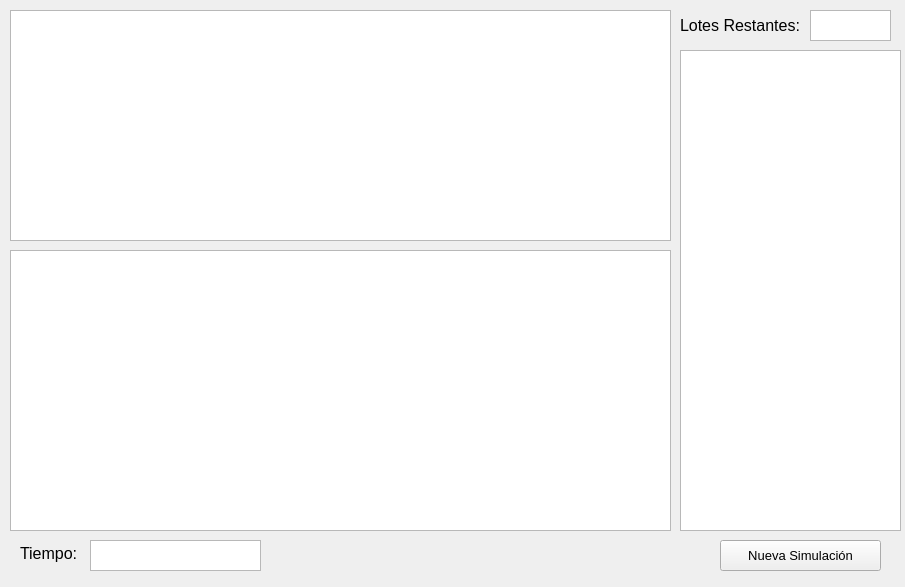
The window that Simulacion.ui (MasterDigimon/Sem_SO) describes before a commit, drawn with Qt 5.
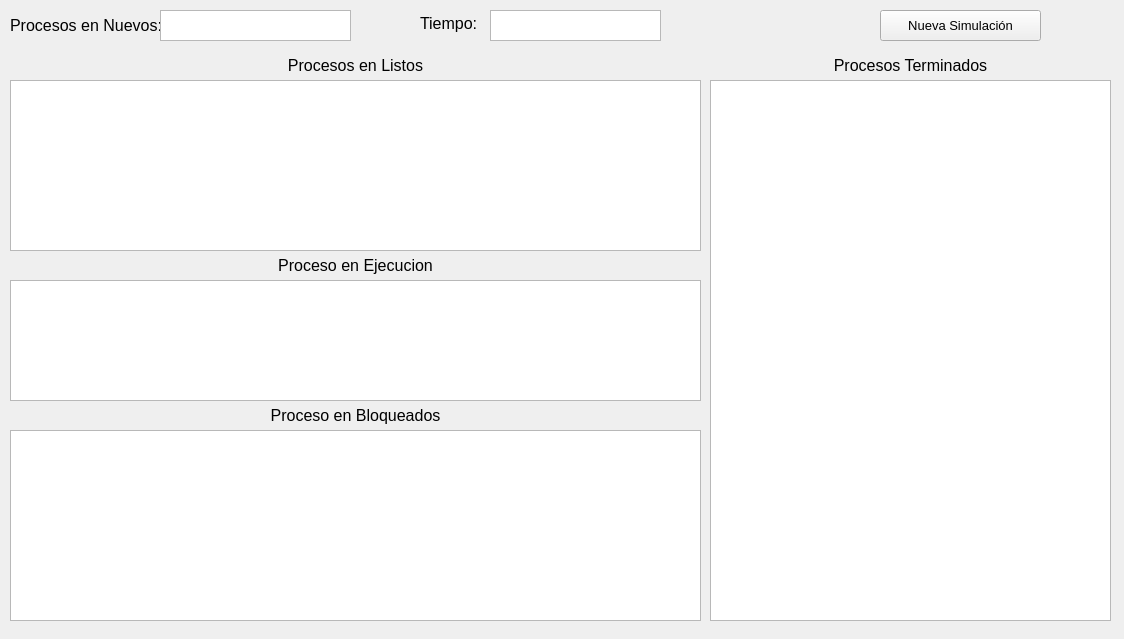
The same window after the commit.

```diff
--- a/Simulacion.ui
+++ b/Simulacion.ui
@@ -6,8 +6,8 @@
    <rect>
     <x>0</x>
     <y>0</y>
-    <width>905</width>
-    <height>587</height>
+    <width>1124</width>
+    <height>639</height>
    </rect>
   </property>
   <property name="windowTitle">
@@ -16,8 +16,8 @@
   <widget class="QPushButton" name="Nuevo_Boton">
    <property name="geometry">
     <rect>
-     <x>720</x>
-     <y>540</y>
+     <x>880</x>
+     <y>10</y>
      <width>161</width>
      <height>31</height>
     </rect>
@@ -34,8 +34,8 @@
   <widget class="QLabel" name="label">
    <property name="geometry">
     <rect>
-     <x>20</x>
-     <y>543</y>
+     <x>420</x>
+     <y>13</y>
      <width>71</width>
      <height>21</height>
     </rect>
@@ -52,8 +52,8 @@
   <widget class="QTextBrowser" name="Tiempo_TB">
    <property name="geometry">
     <rect>
-     <x>90</x>
-     <y>540</y>
+     <x>490</x>
+     <y>10</y>
      <width>171</width>
      <height>31</height>
     </rect>
@@ -63,38 +63,68 @@
    <property name="geometry">
     <rect>
      <x>10</x>
-     <y>10</y>
-     <width>661</width>
-     <height>231</height>
+     <y>80</y>
+     <width>691</width>
+     <height>171</height>
     </rect>
    </property>
+   <property name="rowCount">
+    <number>0</number>
+   </property>
+   <property name="columnCount">
+    <number>0</number>
+   </property>
+   <attribute name="horizontalHeaderCascadingSectionResizes">
+    <bool>true</bool>
+   </attribute>
+   <attribute name="horizontalHeaderDefaultSectionSize">
+    <number>175</number>
+   </attribute>
+   <attribute name="verticalHeaderVisible">
+    <bool>false</bool>
+   </attribute>
   </widget>
   <widget class="QTableWidget" name="Lotes_TW">
    <property name="geometry">
     <rect>
-     <x>680</x>
-     <y>50</y>
-     <width>221</width>
-     <height>481</height>
+     <x>710</x>
+     <y>80</y>
+     <width>401</width>
+     <height>541</height>
     </rect>
    </property>
+   <attribute name="horizontalHeaderCascadingSectionResizes">
+    <bool>true</bool>
+   </attribute>
+   <attribute name="verticalHeaderVisible">
+    <bool>false</bool>
+   </attribute>
   </widget>
   <widget class="QTableWidget" name="Resultados_TW">
    <property name="geometry">
     <rect>
      <x>10</x>
-     <y>250</y>
-     <width>661</width>
-     <height>281</height>
+     <y>430</y>
+     <width>691</width>
+     <height>191</height>
     </rect>
    </property>
+   <attribute name="horizontalHeaderCascadingSectionResizes">
+    <bool>true</bool>
+   </attribute>
+   <attribute name="horizontalHeaderDefaultSectionSize">
+    <number>160</number>
+   </attribute>
+   <attribute name="verticalHeaderVisible">
+    <bool>false</bool>
+   </attribute>
   </widget>
   <widget class="QLabel" name="label_2">
    <property name="geometry">
     <rect>
-     <x>680</x>
+     <x>10</x>
      <y>10</y>
-     <width>121</width>
+     <width>151</width>
      <height>31</height>
     </rect>
    </property>
@@ -104,19 +134,125 @@
     </font>
    </property>
    <property name="text">
-    <string>Lotes Restantes:</string>
+    <string>Procesos en Nuevos:</string>
    </property>
   </widget>
   <widget class="QTextBrowser" name="Lotes_Restantes_TB">
    <property name="geometry">
     <rect>
-     <x>810</x>
+     <x>160</x>
      <y>10</y>
-     <width>81</width>
+     <width>191</width>
      <height>31</height>
     </rect>
    </property>
   </widget>
+  <widget class="QLabel" name="label_3">
+   <property name="geometry">
+    <rect>
+     <x>710</x>
+     <y>50</y>
+     <width>401</width>
+     <height>31</height>
+    </rect>
+   </property>
+   <property name="font">
+    <font>
+     <pointsize>12</pointsize>
+    </font>
+   </property>
+   <property name="text">
+    <string>Procesos Terminados</string>
+   </property>
+   <property name="alignment">
+    <set>Qt::AlignCenter</set>
+   </property>
+  </widget>
+  <widget class="QLabel" name="label_4">
+   <property name="geometry">
+    <rect>
+     <x>10</x>
+     <y>50</y>
+     <width>691</width>
+     <height>31</height>
+    </rect>
+   </property>
+   <property name="font">
+    <font>
+     <pointsize>12</pointsize>
+    </font>
+   </property>
+   <property name="text">
+    <string>Procesos en Listos</string>
+   </property>
+   <property name="alignment">
+    <set>Qt::AlignCenter</set>
+   </property>
+  </widget>
+  <widget class="QLabel" name="label_5">
+   <property name="geometry">
+    <rect>
+     <x>10</x>
+     <y>250</y>
+     <width>691</width>
+     <height>31</height>
+    </rect>
+   </property>
+   <property name="font">
+    <font>
+     <pointsize>12</pointsize>
+    </font>
+   </property>
+   <property name="text">
+    <string>Proceso en Ejecucion</string>
+   </property>
+   <property name="alignment">
+    <set>Qt::AlignCenter</set>
+   </property>
+  </widget>
+  <widget class="QTableWidget" name="Ejecucion_TW">
+   <property name="geometry">
+    <rect>
+     <x>10</x>
+     <y>280</y>
+     <width>691</width>
+     <height>121</height>
+    </rect>
+   </property>
+   <property name="columnCount">
+    <number>0</number>
+   </property>
+   <attribute name="horizontalHeaderCascadingSectionResizes">
+    <bool>true</bool>
+   </attribute>
+   <attribute name="horizontalHeaderDefaultSectionSize">
+    <number>120</number>
+   </attribute>
+   <attribute name="verticalHeaderVisible">
+    <bool>false</bool>
+   </attribute>
+  </widget>
+  <widget class="QLabel" name="label_6">
+   <property name="geometry">
+    <rect>
+     <x>10</x>
+     <y>400</y>
+     <width>691</width>
+     <height>31</height>
+    </rect>
+   </property>
+   <property name="font">
+    <font>
+     <pointsize>12</pointsize>
+    </font>
+   </property>
+   <property name="text">
+    <string>Proceso en Bloqueados</string>
+   </property>
+   <property name="alignment">
+    <set>Qt::AlignCenter</set>
+   </property>
+  </widget>
  </widget>
  <resources/>
  <connections/>
```
Left out of the diff: 8 changed lines with no effect on the pictures.
